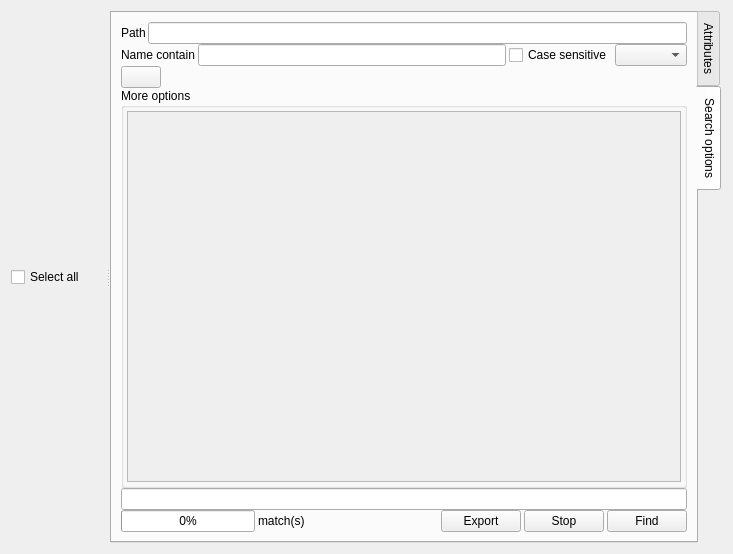
This is ui/gui/resources/search.ui in halbbob/dff as Qt 5 draws it before an edit. The edited form follows.
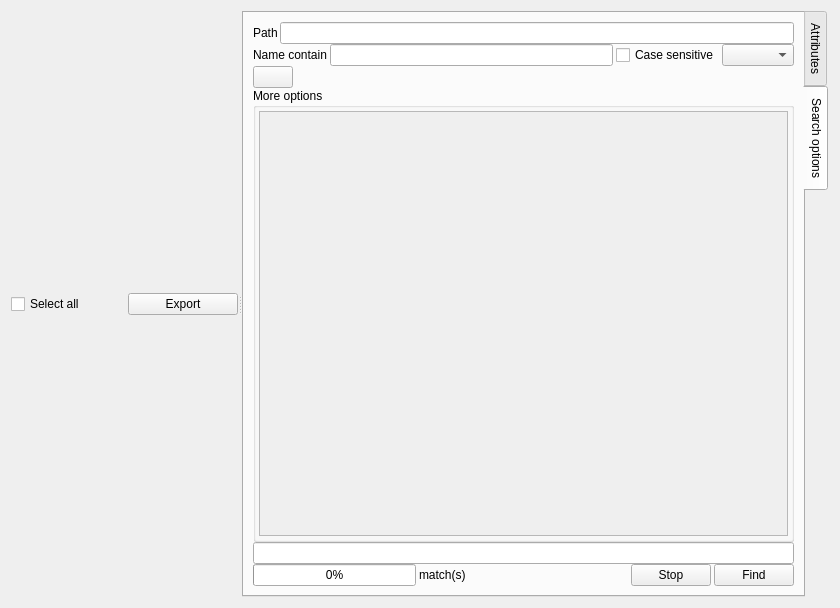
This is the edited form. Icons and pictures are not drawn.

Commit message: gui-filters: * last minutes changes

Diff of the .ui file:
```diff
--- a/ui/gui/resources/search.ui
+++ b/ui/gui/resources/search.ui
@@ -6,8 +6,8 @@
    <rect>
     <x>0</x>
     <y>0</y>
-    <width>733</width>
-    <height>554</height>
+    <width>840</width>
+    <height>608</height>
    </rect>
   </property>
   <property name="windowTitle">
@@ -23,11 +23,10 @@
      <property name="orientation">
       <enum>Qt::Horizontal</enum>
      </property>
-     <widget class="QWidget" name="">
-      <layout class="QVBoxLayout" name="verticalLayout_8">
-       <property name="spacing">
-        <number>0</number>
-       </property>
+     <widget class="QWidget" name="layoutWidget">
+      <layout class="QVBoxLayout" name="verticalLayout_5" stretch="1,12">
+       <item>
+        <layout class="QHBoxLayout" name="horizontalLayout_3">
        <item>
         <widget class="QCheckBox" name="selectAll">
          <property name="toolTip">
@@ -39,6 +38,15 @@
         </widget>
        </item>
        <item>
+          <widget class="QPushButton" name="exportButton">
+           <property name="text">
+            <string>Export</string>
+           </property>
+          </widget>
+         </item>
+        </layout>
+       </item>
+       <item>
         <layout class="QVBoxLayout" name="nodeBrowserLayout">
          <property name="spacing">
           <number>0</number>
@@ -175,8 +183,8 @@
                  <rect>
                   <x>0</x>
                   <y>0</y>
-                  <width>525</width>
-                  <height>339</height>
+                  <width>533</width>
+                  <height>393</height>
                  </rect>
                 </property>
                 <layout class="QVBoxLayout" name="verticalLayout">
@@ -254,13 +262,6 @@
               </property>
              </spacer>
             </item>
-            <item>
-             <widget class="QPushButton" name="exportButton">
-              <property name="text">
-               <string>Export</string>
-              </property>
-             </widget>
-            </item>
             <item>
              <widget class="QPushButton" name="stopSearchButton">
               <property name="text">
```
Left out of the diff: 2 changed lines with no effect on the pictures. Lines whose indentation alone changed are shown as unchanged. The commit also changes 7 other files.
